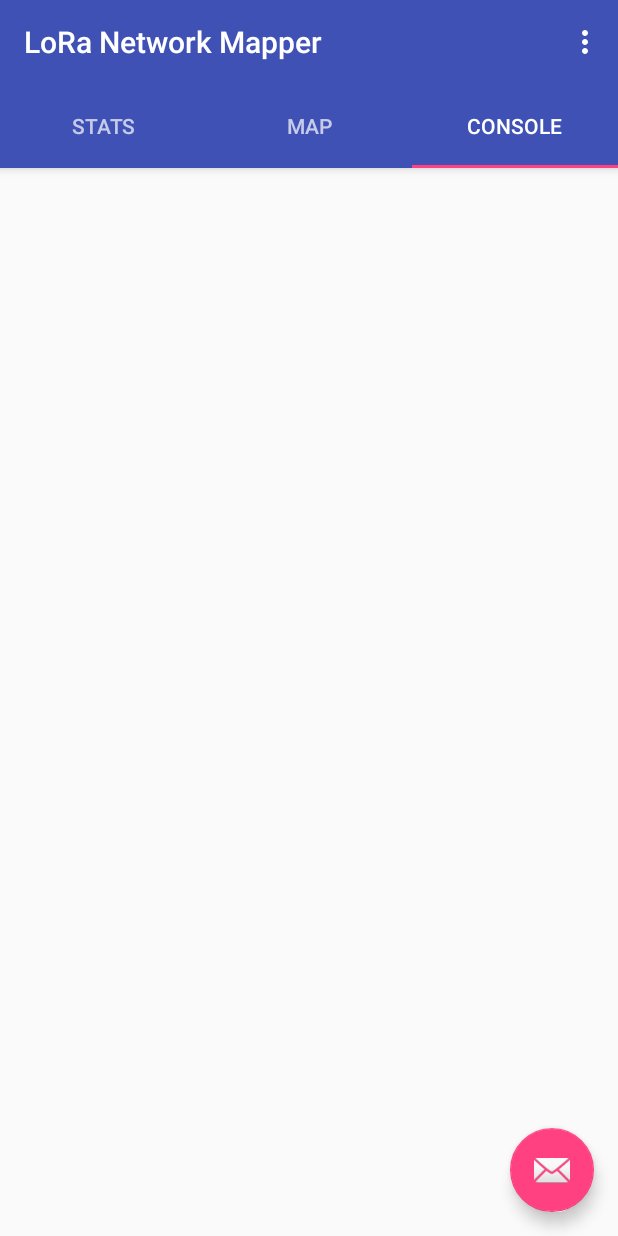
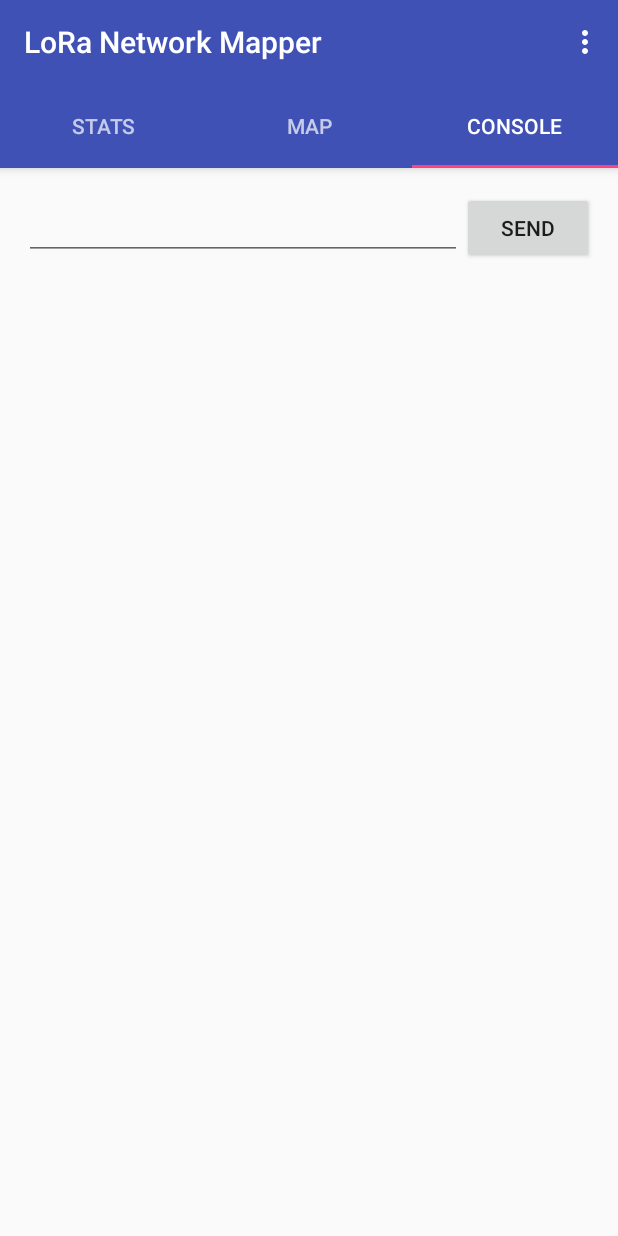
Before and after one commit to guruman2015/lora-network-mapper, an Android app: the screen it shows after launch (MainActivity), tab 3 chosen, on a phone screen of 412 x 824 dp. Run offline under Robolectric (Android 15) with nearby library versions, the phone set to English and light mode, and no system bars.

Commit message:
adding console service

```diff
--- a/app/src/main/AndroidManifest.xml
+++ b/app/src/main/AndroidManifest.xml
@@ -13,12 +13,16 @@
         <activity
             android:name=".MainActivity"
             android:label="@string/app_name"
-            android:theme="@style/AppTheme.NoActionBar">
+            android:theme="@style/AppTheme.NoActionBar"
+            android:screenOrientation="portrait"
+            android:windowSoftInputMode="adjustResize">
             <intent-filter>
                 <action android:name="android.intent.action.MAIN" />
                 <category android:name="android.intent.category.LAUNCHER" />
             </intent-filter>
         </activity>
+
+        <service android:name=".usb.serial.service.SerialConsoleService"/>
 
         <meta-data
             android:name="com.google.android.geo.API_KEY"
--- a/app/src/main/java/com/cmu/ccgs/loranetworkmapper/MainActivity.java
+++ b/app/src/main/java/com/cmu/ccgs/loranetworkmapper/MainActivity.java
@@ -1,6 +1,7 @@
 package com.cmu.ccgs.loranetworkmapper;
 
 import android.Manifest;
+import android.content.Context;
 import android.content.pm.PackageManager;
 import android.os.Bundle;
 import android.support.design.widget.FloatingActionButton;
@@ -9,6 +10,7 @@ import android.support.design.widget.TabLayout;
 import android.support.v4.app.ActivityCompat;
 import android.support.v4.app.Fragment;
 import android.support.v4.app.FragmentManager;
+import android.support.v4.app.FragmentPagerAdapter;
 import android.support.v4.app.FragmentStatePagerAdapter;
 import android.support.v4.content.ContextCompat;
 import android.support.v4.view.ViewPager;
@@ -17,9 +19,12 @@ import android.support.v7.widget.Toolbar;
 import android.view.View;
 import android.view.Menu;
 import android.view.MenuItem;
+import android.view.inputmethod.InputMethodManager;
 
+import com.cmu.ccgs.loranetworkmapper.fragment.SerialConsoleFragment;
+import com.cmu.ccgs.loranetworkmapper.fragment.StatsFragment;
+import com.cmu.ccgs.loranetworkmapper.usb.serial.service.SerialConsoleService;
 import com.google.android.gms.maps.GoogleMap;
-import com.google.android.gms.maps.MapFragment;
 import com.google.android.gms.maps.OnMapReadyCallback;
 import com.google.android.gms.maps.SupportMapFragment;
 
@@ -29,7 +34,6 @@ public class MainActivity extends AppCompatActivity {
 
     private GoogleMap mGoogleMap;
 
-    private Toolbar mToolbar;
     private TabLayout mTabLayout;
 
     private final int REQUEST_PERMISSION_LOCATION_CODE = 0;
@@ -41,16 +45,6 @@ public class MainActivity extends AppCompatActivity {
         Toolbar toolbar = (Toolbar) findViewById(R.id.toolbar);
         setSupportActionBar(toolbar);
 
-        FloatingActionButton fab = (FloatingActionButton) findViewById(R.id.fab);
-        fab.setOnClickListener(new View.OnClickListener() {
-            @Override
-            public void onClick(View view) {
-                Snackbar.make(view, "Replace with your own action", Snackbar.LENGTH_LONG)
-                        .setAction("Action", null).show();
-            }
-        });
-
-        mToolbar = (Toolbar) findViewById(R.id.toolbar);
         mTabLayout = (TabLayout) findViewById(R.id.tabs);
 
         mViewPager = (ViewPager) findViewById(R.id.viewpager);
@@ -59,8 +53,19 @@ public class MainActivity extends AppCompatActivity {
     }
 
     @Override
+    protected void onDestroy() {
+        super.onDestroy();
+
+    }
+
+    @Override
     protected void onResume() {
         super.onResume();
+    }
+
+    @Override
+    protected void onPause() {
+        super.onPause();
     }
 
     @Override
@@ -126,7 +131,7 @@ public class MainActivity extends AppCompatActivity {
         super.onRequestPermissionsResult(requestCode, permissions, grantResults);
     }
 
-    private class ViewPagerAdapter extends FragmentStatePagerAdapter {
+    private class ViewPagerAdapter extends FragmentPagerAdapter {
 
         public ViewPagerAdapter(FragmentManager fm) {
             super(fm);
@@ -137,7 +142,7 @@ public class MainActivity extends AppCompatActivity {
             Fragment fragment = null;
             switch (position){
                 case 0:
-                    fragment = new Fragment();
+                    fragment = new StatsFragment();
                     break;
                 case 1: {
                     SupportMapFragment map = SupportMapFragment.newInstance();
@@ -152,7 +157,7 @@ public class MainActivity extends AppCompatActivity {
                 }
                 break;
                 case 2:
-                    fragment = new Fragment();
+                    fragment = new SerialConsoleFragment();
                     break;
             }
             return fragment;
--- a/app/src/main/java/com/cmu/ccgs/loranetworkmapper/fragment/StatsFragment.java
+++ b/app/src/main/java/com/cmu/ccgs/loranetworkmapper/fragment/StatsFragment.java
@@ -1,12 +1,77 @@
 package com.cmu.ccgs.loranetworkmapper.fragment;
 
+import android.os.Bundle;
+import android.support.annotation.Nullable;
 import android.support.v4.app.Fragment;
+import android.view.LayoutInflater;
+import android.view.View;
+import android.view.ViewGroup;
+import android.widget.Button;
+
+import com.cmu.ccgs.loranetworkmapper.R;
+import com.cmu.ccgs.loranetworkmapper.usb.serial.service.SerialConsoleService;
 
 /**
  * Created by cef on 4/2/16.
  */
-public class StatsFragment extends Fragment {
+public class StatsFragment extends Fragment implements View.OnClickListener {
 
+    Button mConnect;
+    Button mDisconnect;
+    Button mRefresh;
+    Button mPing;
 
+    @Nullable
+    @Override
+    public View onCreateView(LayoutInflater inflater, ViewGroup container, Bundle savedInstanceState) {
+        return inflater.inflate(R.layout.fragment_stats, container, false);
+    }
 
+    @Override
+    public void onViewCreated(View view, @Nullable Bundle savedInstanceState) {
+        super.onViewCreated(view, savedInstanceState);
+        mConnect = (Button) view.findViewById(R.id.btn_connect);
+        mDisconnect = (Button) view.findViewById(R.id.btn_disconnect);
+        mRefresh = (Button) view.findViewById(R.id.btn_refresh);
+        mPing = (Button) view.findViewById(R.id.btn_ping);
+
+        mConnect.setOnClickListener(this);
+        mDisconnect.setOnClickListener(this);
+        mRefresh.setOnClickListener(this);
+        mPing.setOnClickListener(this);
+    }
+
+    protected void connect(){
+        SerialConsoleService.connect(getActivity());
+    }
+
+    protected void disconnect(){
+        SerialConsoleService.disconnect(getActivity());
+    }
+
+    protected void refresh(){
+
+    }
+
+    protected void ping(){
+
+    }
+
+    @Override
+    public void onClick(View v) {
+        switch (v.getId()){
+            case R.id.btn_connect:
+                connect();
+                break;
+            case R.id.btn_disconnect:
+                disconnect();
+                break;
+            case R.id.btn_refresh:
+                refresh();
+                break;
+            case R.id.btn_ping:
+                ping();
+                break;
+        }
+    }
 }
--- a/app/src/main/java/com/cmu/ccgs/loranetworkmapper/lora/mdot/driver/UsbId.java
+++ b/app/src/main/java/com/cmu/ccgs/loranetworkmapper/lora/mdot/driver/UsbId.java
@@ -5,7 +5,7 @@ package com.cmu.ccgs.loranetworkmapper.lora.mdot.driver;
  */
 public class UsbId {
 
-    public static final int VENDOR_ID = 0x0438;
+    public static final int VENDOR_ID = 0x483;
     public static final int PRODUCT_ID = 0x374B;
 
 }
--- a/app/src/main/res/layout/activity_main.xml
+++ b/app/src/main/res/layout/activity_main.xml
@@ -30,12 +30,4 @@
 
     <include layout="@layout/content_main" />
 
-    <android.support.design.widget.FloatingActionButton
-        android:id="@+id/fab"
-        android:layout_width="wrap_content"
-        android:layout_height="wrap_content"
-        android:layout_gravity="bottom|end"
-        android:layout_margin="@dimen/fab_margin"
-        android:src="@android:drawable/ic_dialog_email" />
-
 </android.support.design.widget.CoordinatorLayout>
--- /dev/null
+++ b/app/src/main/res/layout/fragment_console.xml
@@ -0,0 +1,34 @@
+<?xml version="1.0" encoding="utf-8"?>
+<LinearLayout
+    xmlns:android="http://schemas.android.com/apk/res/android"
+    android:layout_width="match_parent"
+    android:layout_height="wrap_content"
+    android:orientation="vertical"
+    >
+
+    <LinearLayout
+        android:layout_width="match_parent"
+        android:layout_height="wrap_content"
+        android:orientation="horizontal">
+
+        <EditText
+            android:id="@+id/consoleInput"
+            android:layout_width="0dp"
+            android:layout_height="wrap_content"
+            android:layout_weight="1"
+            android:singleLine="true"/>
+
+        <Button
+            android:id="@+id/consoleSendButton"
+            android:layout_width="wrap_content"
+            android:layout_height="wrap_content"
+            android:text="SEND"/>
+
+    </LinearLayout>
+
+    <android.support.v7.widget.RecyclerView
+        android:id="@+id/recyclerView"
+        android:layout_width="match_parent"
+        android:layout_height="match_parent"/>
+
+</LinearLayout>
```
Also changed, not shown: app/src/main/java/com/cmu/ccgs/loranetworkmapper/adapter/LogAdapter.java (added, +62 -0 lines), app/src/main/java/com/cmu/ccgs/loranetworkmapper/fragment/SerialConsoleFragment.java (added, +123 -0 lines), app/src/main/java/com/cmu/ccgs/loranetworkmapper/usb/serial/service/SerialConsoleService.java (+162 -3 lines), app/src/main/res/layout/fragment_stats.xml (+34 -12 lines), app/src/main/res/layout/item_log_text.xml (added, +13 -0 lines).
